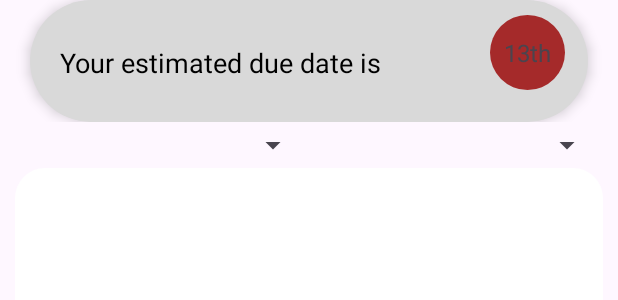
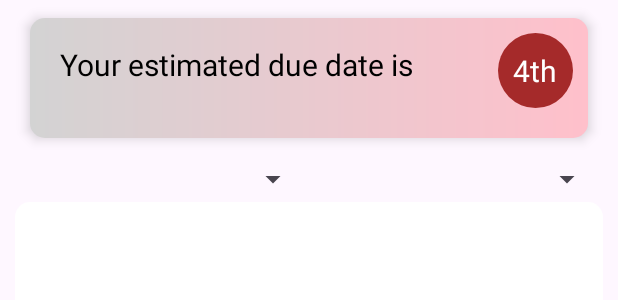
Before and after one commit to Edmundtutu/Ovum, an Android app: the layout fragment_test_calender.xml on its own in the app's theme, with its tools: preview values and no code run, on a phone screen of 412 x 824 dp. Shown: the top 300 px of the screen. Run offline under Robolectric (Android 15) with nearby library versions, the light colour scheme and no system bars.

Commit message:
cells of the calendar in right positions and improvement in theming

```diff
--- a/app/src/main/res/drawable/corner_radius.xml
+++ b/app/src/main/res/drawable/corner_radius.xml
@@ -2,7 +2,7 @@
 <shape xmlns:android="http://schemas.android.com/apk/res/android"
     android:shape="rectangle">
     <corners
-        android:radius="20dp"
+        android:radius="10dp"
 />
 
     <solid
--- /dev/null
+++ b/app/src/main/res/drawable/corner_radius_grayish.xml
@@ -0,0 +1,12 @@
+<?xml version="1.0" encoding="utf-8"?>
+<shape xmlns:android="http://schemas.android.com/apk/res/android"
+    android:shape="rectangle">
+
+    <corners
+        android:radius="10dp"/>
+
+    <gradient
+        android:startColor="#D3D3D3"
+        android:endColor="#FFC0CB"
+        android:angle="0"/>
+</shape>
--- a/app/src/main/res/layout/activity_main.xml
+++ b/app/src/main/res/layout/activity_main.xml
@@ -16,7 +16,7 @@
         android:background="@color/deep_pink"
         android:theme="@style/ThemeOverlay.AppCompat.Dark.ActionBar"
         app:layout_constraintTop_toTopOf="parent"
-        app:logo="@drawable/logo"
+        app:logo="@drawable/icon_ic"
         app:title="TBD"
         app:titleMarginStart="30dp"
         app:popupTheme="@style/ThemeOverlay.AppCompat.Light"/>
--- a/app/src/main/res/layout/fragment_test_calender.xml
+++ b/app/src/main/res/layout/fragment_test_calender.xml
@@ -23,59 +23,48 @@
                 android:layout_width="match_parent"
                 android:layout_height="wrap_content"
                 android:layout_marginHorizontal="10dp"
-                android:background="@drawable/custom_edit_text_background"
-                android:elevation="5dp"
-                >
+                android:layout_marginTop="12dp"
+                android:layout_marginBottom="12dp"
+                android:background="@drawable/corner_radius_grayish"
+                android:elevation="5dp">
 
+                <!-- First LinearLayout with TextViews -->
                 <LinearLayout
-                    android:layout_marginTop="12dp"
-                    android:gravity="center_vertical"
                     android:layout_width="wrap_content"
                     android:layout_height="wrap_content"
+                    android:layout_marginTop="12dp"
                     android:orientation="vertical">
 
                     <TextView
-                        android:layout_marginTop="17dp"
                         android:layout_marginStart="20dp"
+                        android:layout_marginTop="5dp"
                         android:layout_width="wrap_content"
                         android:layout_height="wrap_content"
                         android:text="Your estimated due date is"
-                        android:textSize="18sp"
+                        android:textSize="20sp"
                         android:textColor="@color/black"
-                        />
-
-                    <TextView
-                        android:id="@+id/estDueDate"
-                        android:layout_width="wrap_content"
-                        android:layout_height="wrap_content"
-                        android:textSize="20sp"
-                        android:textColor="@color/light_gray"
-                        android:layout_marginStart="20dp" />
+                        android:gravity="start"/>
                 </LinearLayout>
 
+                <!-- Second LinearLayout with background and TextView -->
                 <LinearLayout
                     android:layout_width="50dp"
                     android:layout_height="50dp"
+                    android:layout_marginTop="10dp"
+                    android:layout_marginEnd="10dp"
+                    android:layout_marginBottom="20dp"
+                    android:layout_alignParentEnd="true"
                     android:gravity="center"
-                    android:layout_marginTop="10dp"
-                    android:layout_marginRight="15dp"
-                    android:layout_marginBottom="10dp"
-                    android:layout_alignParentEnd="true"
                     android:background="@drawable/estimated_period_day">
 
                     <TextView
                         android:id="@+id/datetext"
-                        android:text="13th"
-                        android:textSize="16dp"
-
+                        android:text="4th"
+                        android:textColor="@color/white"
+                        android:textSize="20sp"
                         android:layout_width="wrap_content"
-                        android:layout_height="wrap_content"
-
-                        />
-
+                        android:layout_height="wrap_content"/>
                 </LinearLayout>
-
-
             </RelativeLayout>
         </LinearLayout>
     </LinearLayout>
--- a/app/src/main/res/menu/toolbar_menu.xml
+++ b/app/src/main/res/menu/toolbar_menu.xml
@@ -3,7 +3,7 @@
     xmlns:app="http://schemas.android.com/apk/res-auto">
     <item
         android:title="@string/calender"
-        android:id="@+id/calicon"
+        android:id="@+id/calendericon"
         android:icon="@drawable/baseline_calendar_month_24"
         app:showAsAction="ifRoom"/>
     <item
--- a/app/src/main/res/values/colors.xml
+++ b/app/src/main/res/values/colors.xml
@@ -13,6 +13,6 @@
     <color name="logo_color">#fdc0e5</color>
     <color name="light_gray">#d9d9d9</color>
     <color name="blue">#0000FF</color>
-    <color name="transparent">#00000000</color>
+    <color name="transparent">#00FFC0CB</color>
     <color name="sky_blue">#87CEEB</color>
 </resources>
--- a/app/src/main/res/values/themes.xml
+++ b/app/src/main/res/values/themes.xml
@@ -2,7 +2,7 @@
     <!-- Base application theme. -->
     <style name="Base.Theme.Ovum" parent="Theme.Material3.DayNight.NoActionBar">
         <!-- Customize your light theme here. -->
-<!--         <item name="colorPrimary">@color/deep_pink</item>-->
+         <item name="colorPrimary">@color/deep_pink</item>
     </style>
 
     <style name="Theme.Ovum" parent="Base.Theme.Ovum" />
```
Also changed, not shown: app/src/main/java/com/example/ovum/MainActivity.java (+16 -24 lines), app/src/main/java/com/example/ovum/TestCalenderFragment.java (+10 -3 lines), app/src/main/res/drawable/icon_ic.xml (added, +31 -0 lines), app/src/main/res/drawable/logo.xml (deleted, +0 -32 lines), app/src/main/res/drawable/splash_1_.xml (added, +42 -0 lines).
